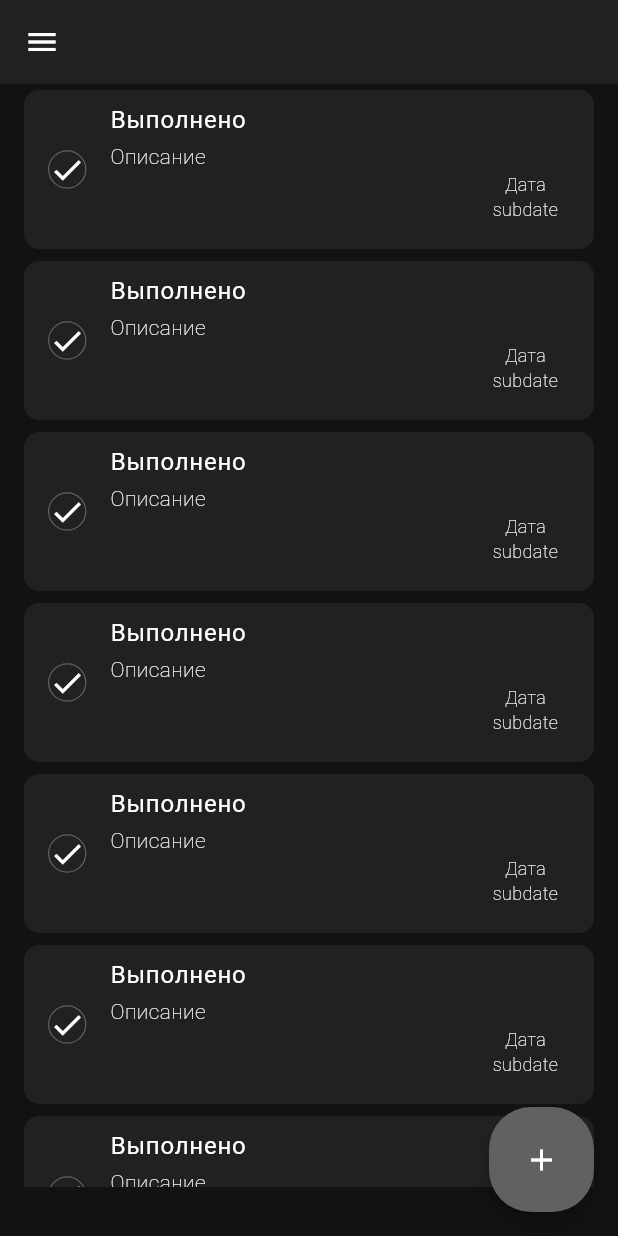
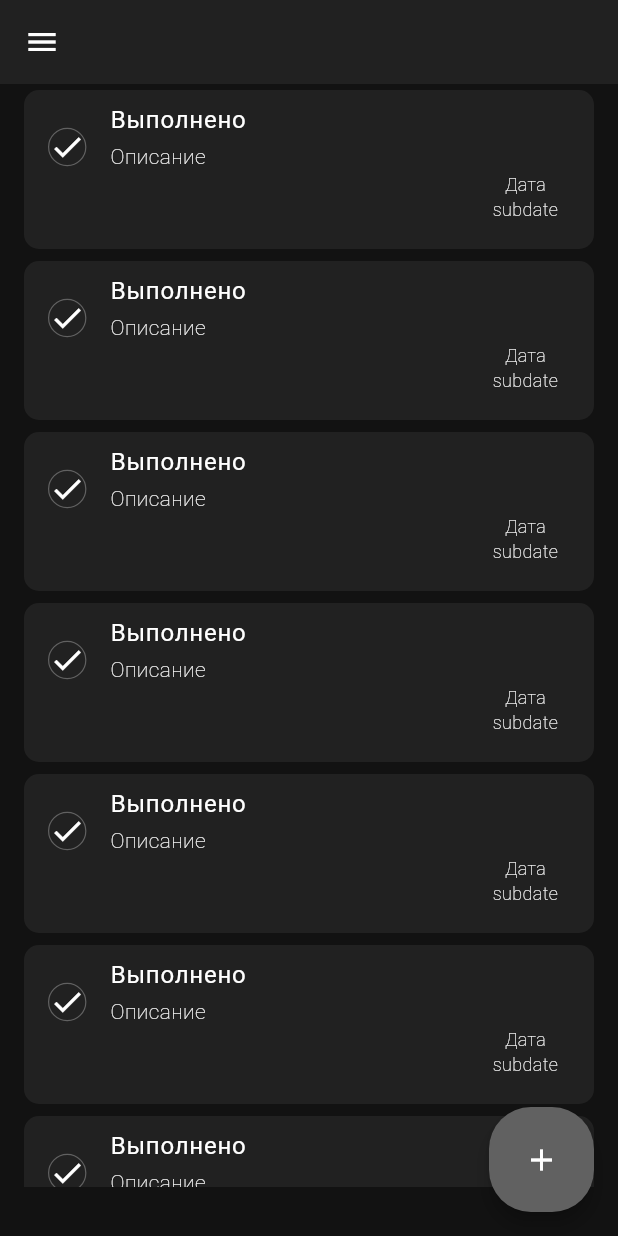
Before and after one commit to Maksim11011/everyday, a Flutter app: the screen it shows once a user with an empty profile is signed in, on a phone screen of 412 x 824 dp. Run offline on Flutter 3.47's test engine with Material 3 defaults, Android fonts, the light colour scheme and no system bars; our stand-ins replace firebase_auth, firebase_core; accounts and stored records are empty.

Commit message:
hot fix icon

```diff
--- a/lib/widgets/my_task_widget.dart
+++ b/lib/widgets/my_task_widget.dart
@@ -27,15 +27,19 @@ class MyTaskWidget extends StatelessWidget {
             onTap: () {
               // Установить или снять флажок
             },
+            child: Padding(
+              padding: const EdgeInsets.only(bottom: 30),
               child: AnimatedContainer(
                 duration: const Duration(milliseconds: 600),
                 decoration: BoxDecoration(
                   shape: BoxShape.circle,
                   border: Border.all(
-                    color: Theme.of(context).colorScheme.secondary, width: .8),
+                      color: Theme.of(context).colorScheme.secondary,
+                      width: .8),
                 ),
                 child: const Icon(
                   Icons.check,
+                ),
               ),
             ),
           ),
```
Lines whose indentation alone changed are shown as unchanged.
